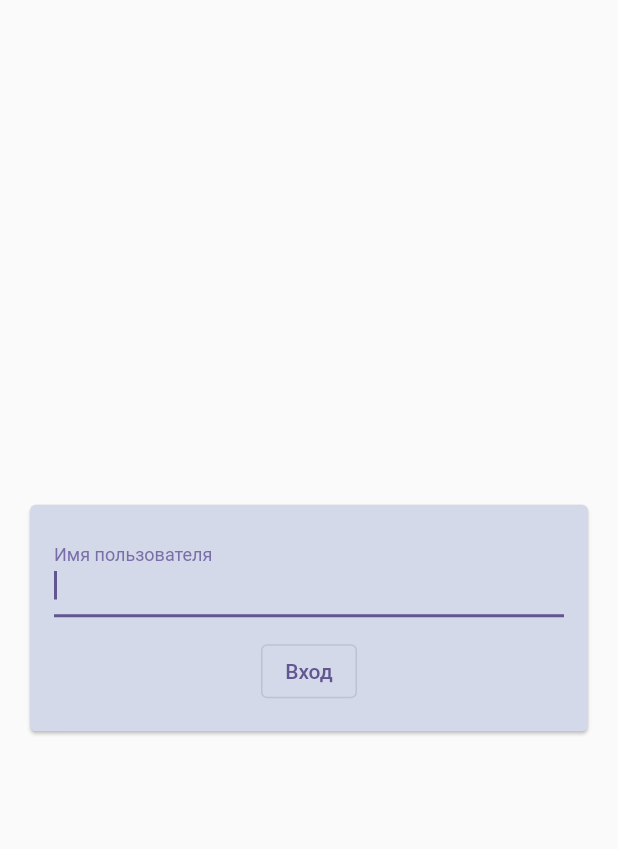
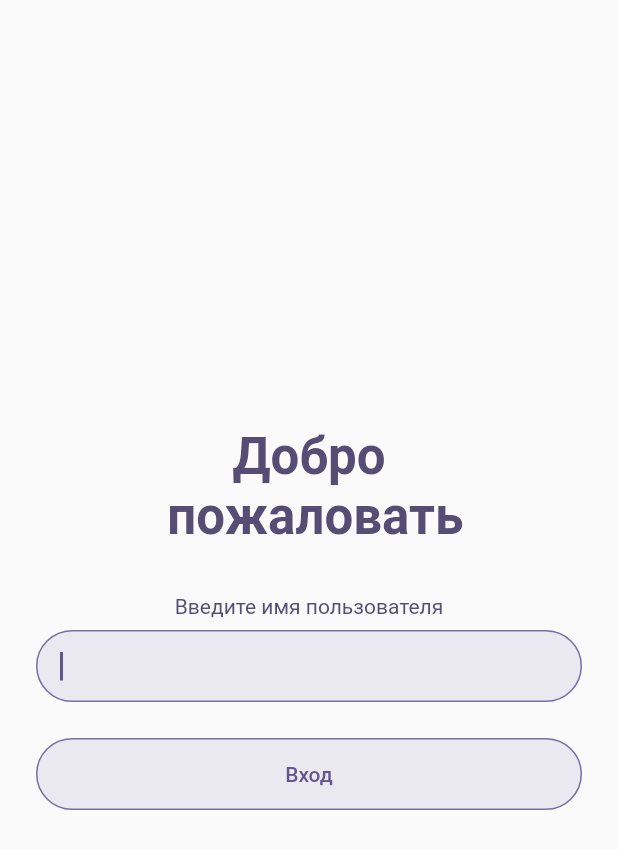
Before and after one commit to Sickgrey/chat, a Flutter app: the screen it shows after launch, on a phone screen of 412 x 824 dp. Shown: the top 849 px of the screen. Run offline on Flutter 3.47's test engine with Material 2 defaults, Android fonts, the phone set to English and light mode, and no system bars; our stand-ins replace dio, equatable, flutter_bloc, hydrated_bloc, logger, rxdart and 1 more; generated files the repository leaves out were written again.

Commit message:
login screen refactored

```diff
--- a/lib/l10n/app_ru.arb
+++ b/lib/l10n/app_ru.arb
@@ -6,7 +6,7 @@
     "networkConnectionError": "Ошибка, проверьте подключение к интернету",
     "tryAgain": "Ещё раз",
     "nicknameValidationError": "Пожалуйста введите от 3 до 20 символов без спец.знаков",
-    "username": "Имя пользователя",
+    "enterUsername": "Введите имя пользователя",
     "login": "Вход",
     "createRoom": "Создать комнату",
     "roomName": "Имя комнаты",
@@ -15,5 +15,6 @@
     "connectionLost": "соединение потеряно, переподключение...",
     "connectionRestored": "соединение восстановлено",
     "theme": "Тема",
-    "logout": "Выйти"
+    "logout": "Выйти",
+    "welcome": "Добро\n пожаловать"
 }
--- a/lib/parts/login/login_part.dart
+++ b/lib/parts/login/login_part.dart
@@ -3,6 +3,7 @@ library login_part;
 import 'dart:async';
 
 import 'package:chat/l10n/l10n.dart';
+import 'package:chat/ui_kit/ui_kit.dart';
 import 'package:flutter/material.dart';
 import 'package:hydrated_bloc/hydrated_bloc.dart';
 import 'package:chat/sevices/connectivity_check.dart';
--- a/lib/parts/login/screens/login_form_input.dart
+++ b/lib/parts/login/screens/login_form_input.dart
@@ -25,20 +25,38 @@ class _LoginFormInputState extends State<LoginFormInput> {
 
   @override
   Widget build(BuildContext context) {
+    final theme = context.theme;
     final locale = context.l10n;
 
     return Scaffold(
         body: Center(
-      child: Card(
-        margin: EdgeInsets.all(20),
       child: Padding(
-          padding: EdgeInsets.all(16),
+        padding: EdgeInsets.symmetric(vertical: 16, horizontal: 24),
         child: Form(
           key: _formKey,
           child: Column(
             mainAxisSize: MainAxisSize.min,
-              children: <Widget>[
-                TextFormField(
+            children: [
+              Text(
+                locale.welcome,
+                style: theme.textTheme.headlineMedium?.copyWith(
+                  color: theme.primaryColorDark,
+                  fontWeight: FontWeight.bold,
+                ),
+                textAlign: TextAlign.center,
+              ),
+              Padding(
+                padding: const EdgeInsets.only(top: 32),
+                child: Text(
+                  locale.enterUsername,
+                  style: theme.textTheme.bodyMedium?.copyWith(
+                    color: theme.primaryColorDark,
+                  ),
+                ),
+              ),
+              Padding(
+                padding: const EdgeInsets.only(top: 8),
+                child: TextFormField(
                   autocorrect: true,
                   autofocus: true,
                   textCapitalization: TextCapitalization.words,
@@ -50,19 +68,43 @@ class _LoginFormInputState extends State<LoginFormInput> {
                       return locale.nicknameValidationError;
                     return null;
                   },
-                  decoration: InputDecoration(labelText: locale.username),
+                  onTapOutside: (_) =>
+                      FocusManager.instance.primaryFocus?.unfocus(),
+                  decoration: InputDecoration(
+                    contentPadding:
+                        const EdgeInsets.symmetric(horizontal: 16, vertical: 8),
+                    border: OutlineInputBorder(
+                      borderSide: BorderSide.none,
+                      borderRadius: BorderRadius.all(Radius.circular(32)),
+                    ),
+                    focusedBorder: OutlineInputBorder(
+                      borderSide:
+                          BorderSide(width: 1, color: theme.primaryColor),
+                      borderRadius: BorderRadius.all(Radius.circular(32)),
+                    ),
+                    errorBorder: OutlineInputBorder(
+                      borderSide:
+                          BorderSide(width: 1, color: theme.colorScheme.error),
+                      borderRadius: BorderRadius.all(Radius.circular(32)),
+                    ),
+                    fillColor: theme.splashColor,
+                    filled: true,
+                  ),
                   onSaved: (value) {
                     //  TODO: check null value
                     _userName = value!;
                   },
                 ),
-                SizedBox(height: 12),
-                OutlinedButton(
+              ),
+              Padding(
+                padding: const EdgeInsets.only(top: 24),
+                child: AppOutlinedButton(
+                  width: double.infinity,
                   child: Text(locale.login),
                   onPressed: _trySubmit,
                 ),
+              ),
             ],
-            ),
           ),
         ),
       ),
```
Lines whose indentation alone changed are shown as unchanged.
